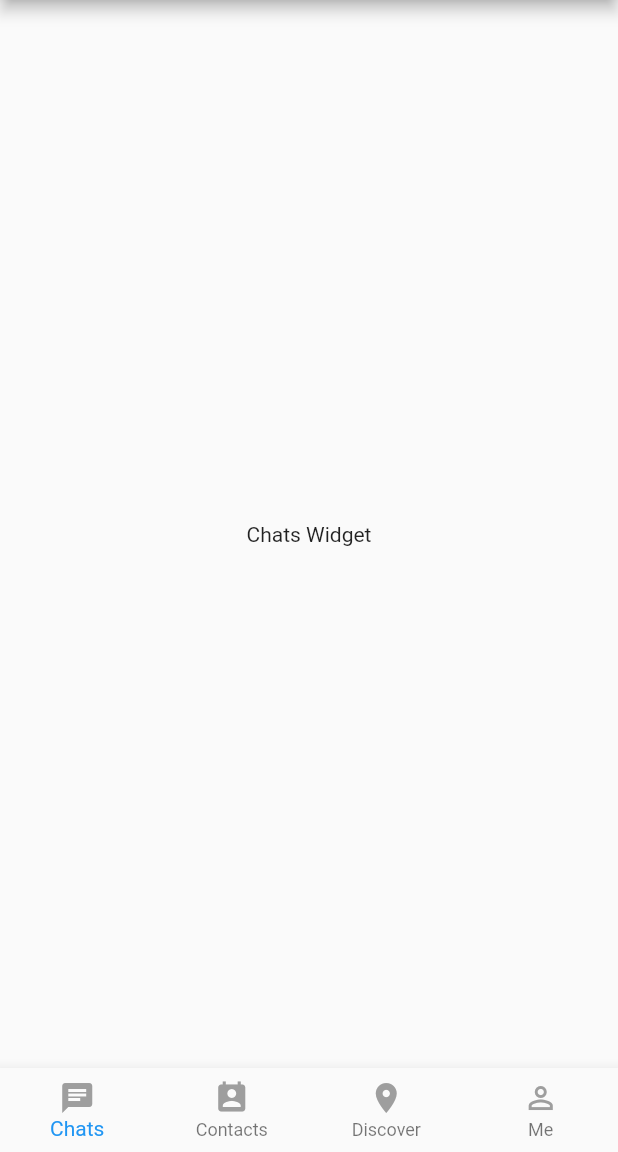
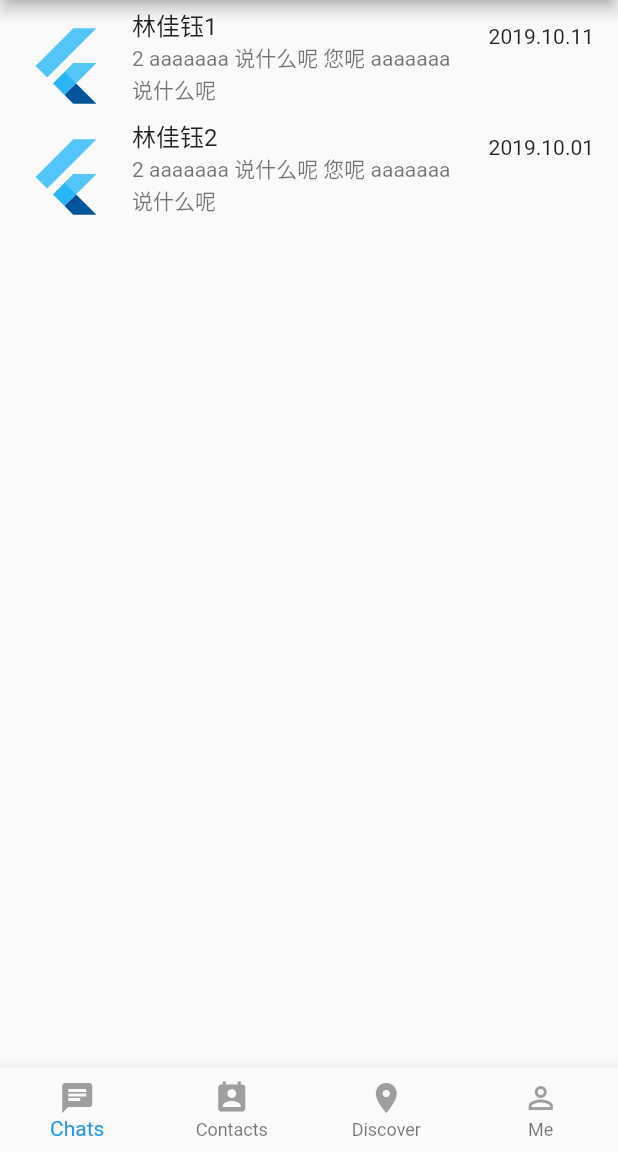
Before and after one commit to Linjiayu6/FlutterApp, a Flutter app: the screen it shows after launch, on a phone screen of 412 x 824 dp, the part 84-1236 px from its top. Run offline on Flutter 3.47's test engine with Material 2 defaults, Android fonts, the phone set to English and light mode, and no system bars.

Commit message:
Listview listtile NEED CHANGE

```diff
--- a/lib/pages/chats.dart
+++ b/lib/pages/chats.dart
@@ -25,7 +25,38 @@ class ChatsState extends State<Chats> {
   Widget build(BuildContext context) {
     return Center(
       // child: Text(widget.parentsProps)
-      child: Text('Chats Widget')
+      // child: Text('Chats Widget')
+      child: FriendList()
     );
   }
 }
+
+class FriendList extends StatelessWidget {
+  @override
+  Widget build(BuildContext context) {
+    return Scaffold(
+      body: _buildBody(),
+    );
+  }
+
+  // 列表内容 例子借鉴 https://juejin.im/post/5b596c89e51d4519945ffb66
+  // https://juejin.im/post/5c88d6c4f265da2de970bc24
+  ListView _buildBody () {
+    return ListView(
+      children: <Widget>[
+        new ListTile(
+          title: Text('林佳钰1'),
+          subtitle: Text('2 aaaaaaa 说什么呢 您呢 aaaaaaa 说什么呢'),
+          trailing: Text('2019.10.11'),
+          leading: FlutterLogo(size: 56.0),
+        ),
+        new ListTile(
+          title: Text('林佳钰2'),
+          subtitle: Text('2 aaaaaaa 说什么呢 您呢 aaaaaaa 说什么呢'),
+          trailing: Text('2019.10.01'),
+          leading: FlutterLogo(size: 56.0),
+        ),
+      ]
+    );
+  }
+}
--- a/lib/pages/index.dart
+++ b/lib/pages/index.dart
@@ -81,6 +81,7 @@ class IndexState extends State<Index> {
         currentIndex: _currentIndex,
       ),
 
+      // 这里通过currentIndex 来判断去往哪个widget
       body: Center(
         // child: Text(_currentIndex.toString())
         // child: Chats(
```
